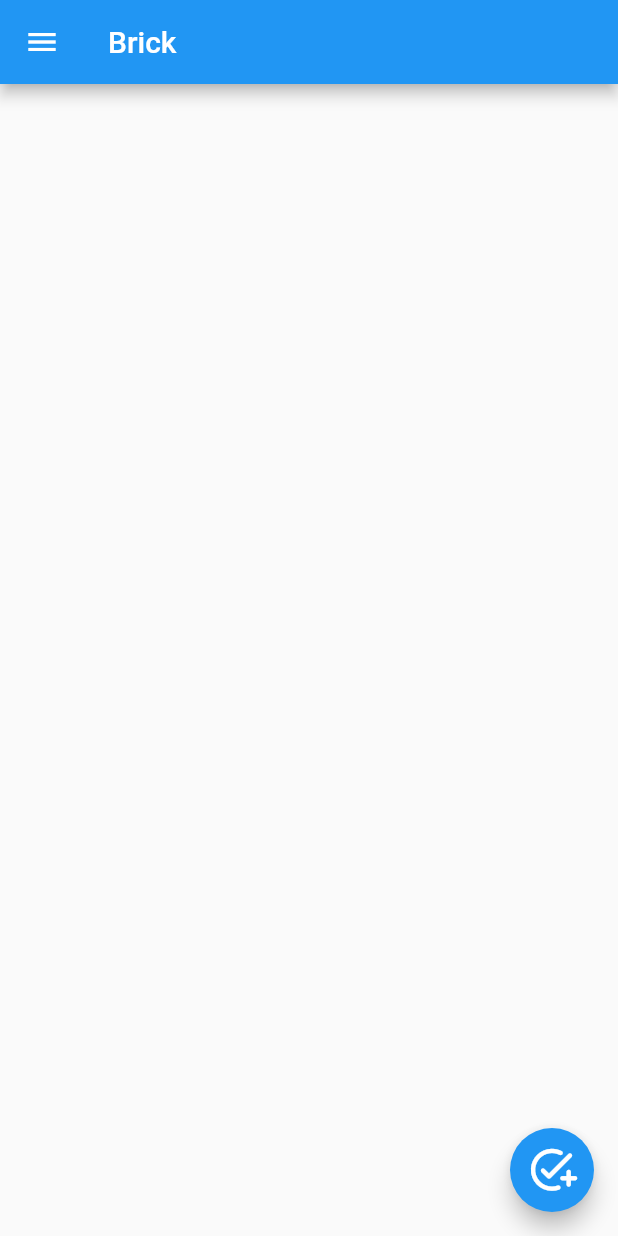
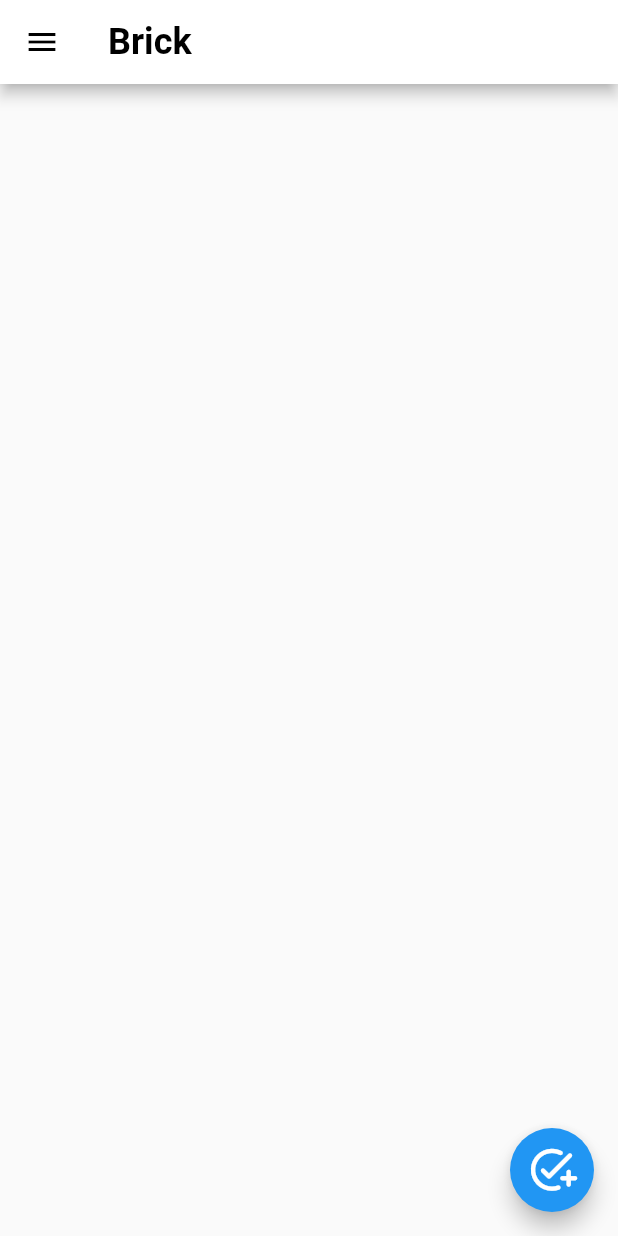
Before and after one commit to imimtu/Brick-Front, a Flutter app: the screen it shows after launch, on a phone screen of 412 x 824 dp. Run offline on Flutter 3.47's test engine with Material 2 defaults, Android fonts, the phone set to English and light mode, and no system bars; our stand-ins replace flutter_dotenv; missing offline and left inert: just_util.

Commit message:
[Theme] 기본 테마 변수 생성

```diff
--- a/lib/src/app/app.dart
+++ b/lib/src/app/app.dart
@@ -11,6 +11,7 @@ class App extends StatelessWidget {
       title: 'Brick',
       routes: routes,
       theme: basicTheme,
+      darkTheme: darkTheme,
       debugShowCheckedModeBanner: false,
     );
   }
--- a/lib/src/app/styles/theme.dart
+++ b/lib/src/app/styles/theme.dart
@@ -1,4 +1,37 @@
 import 'package:flutter/material.dart';
 
 /// Bric Default Theme
-ThemeData basicTheme = ThemeData(primarySwatch: Colors.blue);
+ThemeData basicTheme = ThemeData(
+  appBarTheme: const AppBarTheme(
+    color: Colors.white,
+    titleTextStyle: TextStyle(
+      color: Colors.black,
+      fontSize: 24,
+      fontWeight: FontWeight.w700,
+    ),
+    actionsIconTheme: IconThemeData(
+      color: Colors.black,
+    ),
+    iconTheme: IconThemeData(
+      color: Colors.black,
+    ),
+  ),
+);
+
+/// Bric Dark Theme
+ThemeData darkTheme = ThemeData(
+  appBarTheme: const AppBarTheme(
+    color: Colors.black,
+    titleTextStyle: TextStyle(
+      color: Colors.white,
+      fontSize: 24,
+      fontWeight: FontWeight.w700,
+    ),
+    actionsIconTheme: IconThemeData(
+      color: Colors.white,
+    ),
+    iconTheme: IconThemeData(
+      color: Colors.white,
+    ),
+  ),
+);
```
